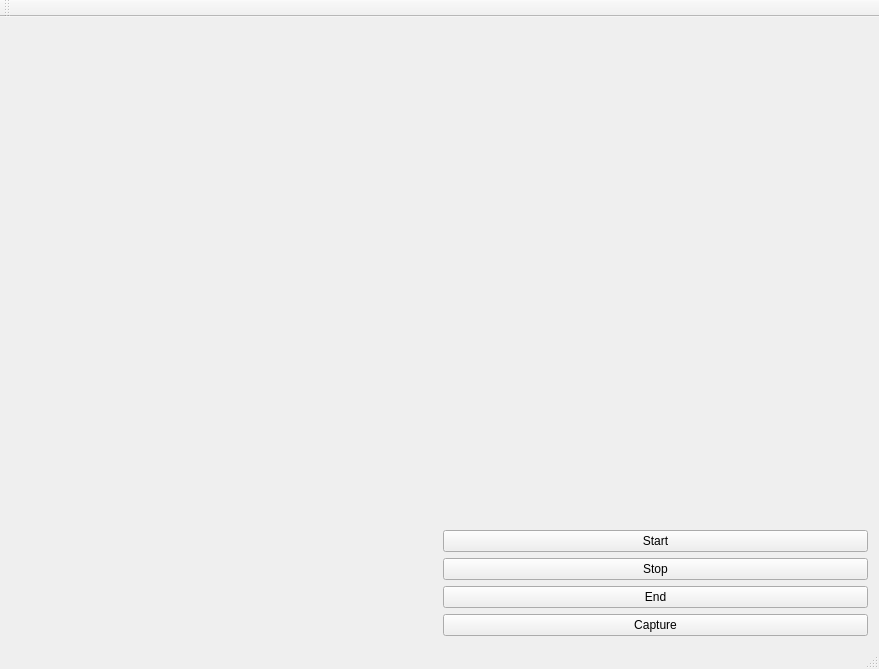
Before: the Qt Designer form py_faces/face_gui.ui in MisterYu/faces, drawn with Qt 5.
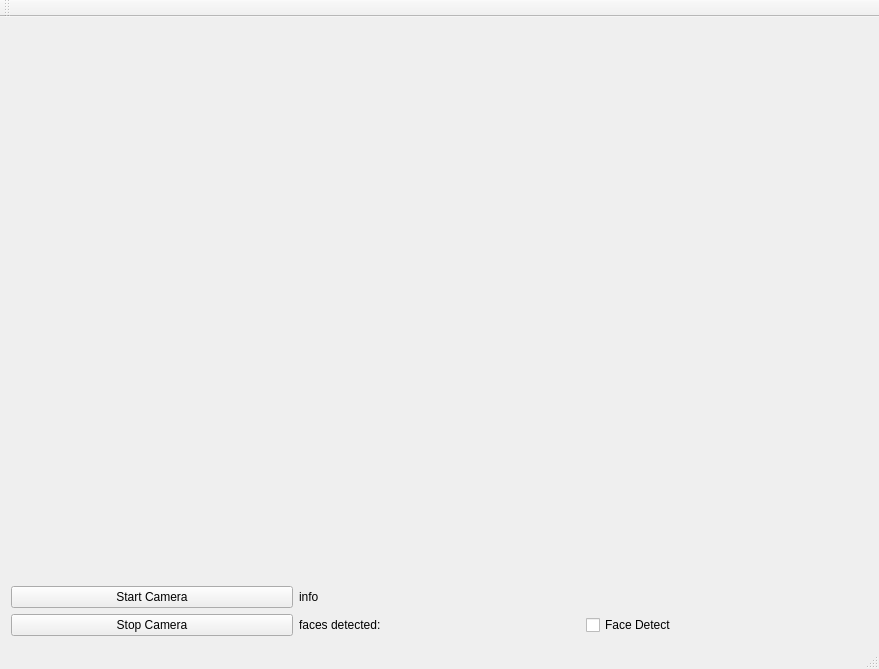
After: the same form once the commit is applied.

Commit message: added face detectivia Haar cascade

Patch:
```diff
--- a/py_faces/face_gui.ui
+++ b/py_faces/face_gui.ui
@@ -17,56 +17,51 @@
    <property name="layoutDirection">
     <enum>Qt::LeftToRight</enum>
    </property>
-   <layout class="QHBoxLayout" name="horizontalLayout">
-    <item>
-     <layout class="QVBoxLayout" name="dispaly_verticalLayout">
-      <item>
+   <layout class="QGridLayout" name="gridLayout">
+    <item row="0" column="0" colspan="3">
        <widget class="QLabel" name="video_frame_label">
         <property name="text">
          <string/>
         </property>
        </widget>
       </item>
-     </layout>
-    </item>
-    <item>
-     <layout class="QVBoxLayout" name="control_info_Layout">
-      <item>
-       <widget class="QLabel" name="info_label">
+    <item row="3" column="2">
+     <widget class="QCheckBox" name="face_detect_checkBox">
         <property name="text">
-         <string/>
+       <string>Face Detect</string>
         </property>
        </widget>
       </item>
-      <item>
+    <item row="2" column="0">
        <widget class="QPushButton" name="start_pushButton">
         <property name="text">
-         <string>Start</string>
+       <string>Start Camera</string>
         </property>
        </widget>
       </item>
-      <item>
+    <item row="3" column="0">
        <widget class="QPushButton" name="stop_pushButton">
         <property name="text">
-         <string>Stop</string>
+       <string>Stop Camera</string>
         </property>
        </widget>
       </item>
-      <item>
-       <widget class="QPushButton" name="end_pushButton">
+    <item row="3" column="1">
+     <widget class="QLabel" name="face_detect_label">
         <property name="text">
-         <string>End</string>
+       <string>faces detected:</string>
         </property>
        </widget>
       </item>
-      <item>
-       <widget class="QPushButton" name="capture_pushButton">
+    <item row="2" column="1">
+     <widget class="QLabel" name="info_label">
+      <property name="enabled">
+       <bool>true</bool>
+      </property>
         <property name="text">
-         <string>Capture</string>
-        </property>
-       </widget>
-      </item>
-     </layout>
+       <string>info</string>
+      </property>
+     </widget>
     </item>
    </layout>
   </widget>
```
Lines whose indentation alone changed are shown as unchanged. The commit also changes 4 other files.
